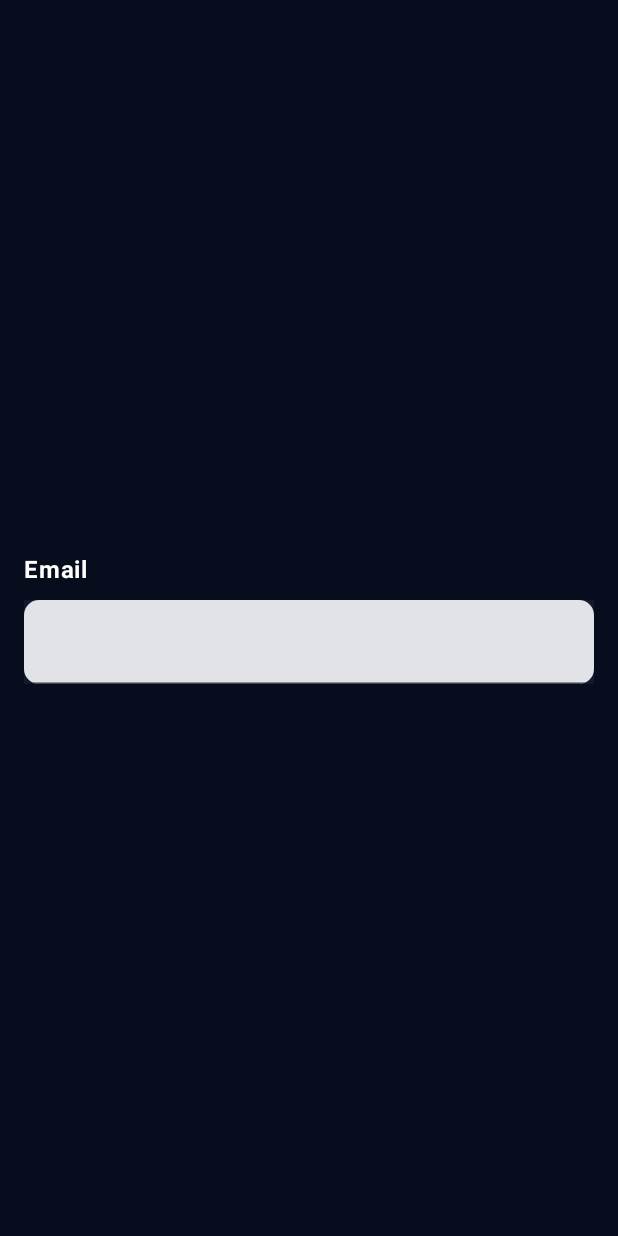
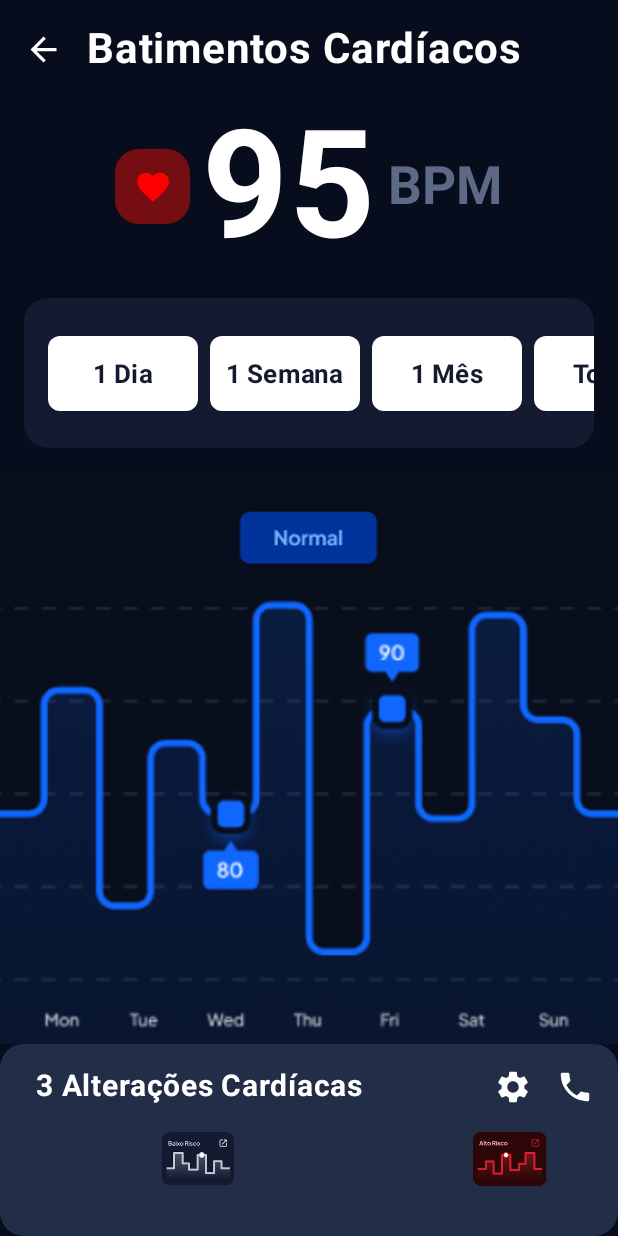
Before and after one commit to Ogabrielelias/Fiap-Fase05-Cap-01, an Android app built with Jetpack Compose: the screen it shows after launch (MainActivity), on a phone screen of 412 x 824 dp. Run offline under Robolectric (Android 15) with nearby library versions, the phone set to English and light mode, and no system bars.

Commit message:
feat(screen): Heartbeat screen

```diff
--- a/app/src/main/java/br/com/fiap/saudeplena/MainActivity.kt
+++ b/app/src/main/java/br/com/fiap/saudeplena/MainActivity.kt
@@ -11,6 +11,7 @@ import androidx.compose.ui.graphics.Color
 import androidx.navigation.compose.NavHost
 import androidx.navigation.compose.composable
 import androidx.navigation.compose.rememberNavController
+import br.com.fiap.saudeplena.screens.HeartbeatScreen
 import br.com.fiap.saudeplena.screens.LoginScreen
 import br.com.fiap.saudeplena.ui.theme.SaudePlenaTheme
 
@@ -26,9 +27,10 @@ class MainActivity : ComponentActivity() {
                     val navController = rememberNavController()
                     NavHost(
                         navController = navController,
-                        startDestination = "login"
+                        startDestination = "heartbeat"
                     ) {
                         composable(route = "login") { LoginScreen(navController) }
+                        composable(route = "heartbeat") { HeartbeatScreen(navController) }
                     }
                 }
             }
--- /dev/null
+++ b/app/src/main/java/br/com/fiap/saudeplena/screens/HeartbeatScreen.kt
@@ -0,0 +1,295 @@
+package br.com.fiap.saudeplena.screens
+
+import androidx.compose.foundation.Image
+import androidx.compose.foundation.background
+import androidx.compose.foundation.horizontalScroll
+import androidx.compose.foundation.layout.Arrangement
+import androidx.compose.foundation.layout.Box
+import androidx.compose.foundation.layout.BoxWithConstraints
+import androidx.compose.foundation.layout.Column
+import androidx.compose.foundation.layout.ColumnScope
+import androidx.compose.foundation.layout.Row
+import androidx.compose.foundation.layout.Spacer
+import androidx.compose.foundation.layout.fillMaxSize
+import androidx.compose.foundation.layout.fillMaxWidth
+import androidx.compose.foundation.layout.height
+import androidx.compose.foundation.layout.padding
+import androidx.compose.foundation.layout.size
+import androidx.compose.foundation.layout.width
+import androidx.compose.foundation.rememberScrollState
+import androidx.compose.foundation.shape.RoundedCornerShape
+import androidx.compose.material.icons.Icons
+import androidx.compose.material.icons.filled.ArrowBack
+import androidx.compose.material.icons.filled.Favorite
+import androidx.compose.material.icons.filled.Phone
+import androidx.compose.material.icons.filled.Settings
+import androidx.compose.material3.ExperimentalMaterial3Api
+import androidx.compose.material3.Icon
+import androidx.compose.material3.Surface
+import androidx.compose.material3.Text
+import androidx.compose.runtime.Composable
+import androidx.compose.ui.Alignment
+import androidx.compose.ui.Modifier
+import androidx.compose.ui.graphics.Color
+import androidx.compose.ui.res.painterResource
+import androidx.compose.ui.text.font.FontWeight
+import androidx.compose.ui.unit.TextUnit
+import androidx.compose.ui.unit.dp
+import androidx.compose.ui.unit.sp
+import androidx.navigation.NavController
+import br.com.fiap.saudeplena.R
+import br.com.fiap.saudeplena.ui.theme.Blue60
+import br.com.fiap.saudeplena.ui.theme.Blue70
+import br.com.fiap.saudeplena.ui.theme.Gray50
+import br.com.fiap.saudeplena.ui.theme.Red40
+import br.com.fiap.saudeplena.ui.theme.Red80
+
+@Composable
+fun HeartbeatScreen (navController: NavController) {
+    HeartbeatBody()
+}
+
+@OptIn(ExperimentalMaterial3Api::class)
+@Composable
+fun HeartbeatBody() {
+    val scrollState = rememberScrollState()
+    val scrollState2 = rememberScrollState()
+    FlexColumnLayout{
+        Row ( modifier = Modifier
+            .padding(top = 16.dp, start = 16.dp, end = 16.dp)
+            .fillMaxWidth(),
+            verticalAlignment = Alignment.CenterVertically,
+            horizontalArrangement = Arrangement.Start,) {
+            Icon(
+                imageVector = Icons.Default.ArrowBack,
+            contentDescription = "Seta para a esquerda",
+            modifier = Modifier
+                .padding(end = 8.dp)
+                .size(26.dp),
+            tint = Color.White
+            )
+            TextFun(text = "Batimentos Cardíacos", size = 28.sp)
+        }
+        Row(
+            modifier = Modifier
+                .padding(top = 16.dp, start = 16.dp, end = 16.dp)
+                .fillMaxWidth(),
+            verticalAlignment = Alignment.CenterVertically,
+            horizontalArrangement = Arrangement.Center,
+        ){
+            Box(
+                contentAlignment = Alignment.Center,
+                modifier = Modifier
+                    .size(50.dp)
+                    .background(Red80, RoundedCornerShape(16.dp))
+                    .fillMaxSize()
+            ) {
+                Icon(
+                    imageVector = Icons.Default.Favorite,
+                    contentDescription = "Heart Icon",
+                    tint = Red40,
+                    modifier = Modifier.size(25.dp)
+                )
+            }
+            TextFun("95", 100.sp)
+            TextFun("BPM", 35.sp, Gray50)
+        }
+        Row(
+            modifier = Modifier
+                .padding(16.dp)
+                .fillMaxWidth(),
+            verticalAlignment = Alignment.CenterVertically,
+            horizontalArrangement = Arrangement.Center,
+        ){
+            BoxWithConstraints(
+                modifier = Modifier
+                    .fillMaxWidth()
+                    .background(Blue70, RoundedCornerShape(16.dp))
+            ) {
+                Surface(
+                    modifier = Modifier
+                        .width(maxWidth)
+                        .height(100.dp)
+                        .horizontalScroll(scrollState)
+                        .padding(16.dp)
+                        .background(Blue70),
+                ) {
+                    Box(
+                        modifier = Modifier
+                            .fillMaxSize()
+                            .background(Blue70),
+                        contentAlignment = Alignment.Center
+                    ) {
+                        Row(
+                            modifier = Modifier
+                                .background(Blue70)
+                                .align(Alignment.CenterStart),
+                            horizontalArrangement = Arrangement.spacedBy(8.dp)
+                        ) {
+                            RoundedBoxWithText("1 Dia")
+                            RoundedBoxWithText("1 Semana")
+                            RoundedBoxWithText("1 Mês")
+                            RoundedBoxWithText("Todos")
+                        }
+                    }
+                }
+            }
+        }
+        Row(
+            modifier = Modifier.fillMaxWidth(),
+            verticalAlignment = Alignment.CenterVertically,
+            horizontalArrangement = Arrangement.Center
+        ) {
+            Image(
+                painter = painterResource(id = R.drawable.heartbeat_graphic),
+                contentDescription = "grafico de batimentos cardiacos"
+            )
+        }
+        Row(
+            modifier = Modifier
+                .fillMaxSize(),
+            verticalAlignment = Alignment.CenterVertically,
+            horizontalArrangement = Arrangement.Center,
+        ){
+            Box(
+                modifier = Modifier
+                    .fillMaxSize()
+                    .background(Blue60, RoundedCornerShape(16.dp))
+                    .align(Alignment.CenterVertically)
+                    .padding(16.dp),
+            ) {
+                Column {
+                    Row(
+                        modifier = Modifier
+                            .background(Blue60)
+                    ) {
+                        TextFun(text = "3 Alterações Cardíacas", size = 20.sp)
+                        Spacer(modifier = Modifier.weight(1f))
+                        Icon(
+                            imageVector = Icons.Default.Settings,
+                            contentDescription = "Config Icon",
+                            tint = Color.White,
+                            modifier = Modifier.size(25.dp)
+                        )
+                        Spacer(modifier = Modifier.width(16.dp))
+                        Icon(
+                            imageVector = Icons.Default.Phone,
+                            contentDescription = "Telephone Icon",
+                            tint = Color.White,
+                            modifier = Modifier.size(25.dp)
+                        )
+
+                    }
+                    BoxWithConstraints(
+                        modifier = Modifier
+                            .background(Blue60, RoundedCornerShape(16.dp))
+                    ) {
+                        Surface(
+                            modifier = Modifier
+                                .width(maxWidth)
+                                .height(maxHeight)
+                                .horizontalScroll(scrollState2)
+                                .padding(16.dp)
+                                .background(Blue60),
+                        ) {
+                            Box(
+                                modifier = Modifier
+                                    .fillMaxSize()
+                                    .background(Blue60),
+                                contentAlignment = Alignment.TopStart
+                            ) {
+                                Row(
+                                    modifier = Modifier
+                                        .background(Blue60)
+                                        .align(Alignment.CenterStart),
+                                    horizontalArrangement = Arrangement.spacedBy(8.dp)
+                                ) {
+                                    Image(
+                                        painter = painterResource(id = R.drawable.graphic),
+                                        contentDescription = "grafico de batimentos cardiacos",
+                                        modifier = Modifier.size(200.dp)
+                                    )
+                                    Image(
+                                        painter = painterResource(id = R.drawable.graphic_danger),
+                                        contentDescription = "grafico de batimentos cardiacos",
+                                        modifier = Modifier.size(200.dp)
+                                    )
+                                    Image(
+                                        painter = painterResource(id = R.drawable.graphic),
+                                        contentDescription = "grafico de batimentos cardiacos",
+                                        modifier = Modifier.size(200.dp)
+                                    )
+                                }
+                            }
+                        }
+                    }
+                }
+            }
+        }
+    }
+}
+
+@Composable
+fun FlexColumnLayout(content: @Composable ColumnScope.() -> Unit) {
+    Column(
+        modifier = Modifier
+            .fillMaxSize(),
+        verticalArrangement = Arrangement.Top,
+        horizontalAlignment = Alignment.Start,
+        content = content
+    )
+}
+
+@Composable
+fun TextFun(text: String, size: TextUnit = 16.sp, color: Color = Color.White) {
+    Text(text = text,
+        fontSize = size,
+        fontWeight = FontWeight.Bold,
+        color = color,
+        modifier = Modifier.padding(start = 8.dp))
+}
+
+@Composable
+fun BoxWithGraphic() {
+    Box(
+        modifier = Modifier
+            .width(180.dp)
+            .height(130.dp)
+            .background(Color.White, RoundedCornerShape(8.dp))
+            .padding(8.dp),
+        contentAlignment = Alignment.Center,
+    ) {
+        Row(){
+            Text(text = "1 Dia",
+                fontSize = 17.sp,
+                fontWeight = FontWeight.Bold,
+                color = Blue70,)
+
+            Icon(
+                imageVector = Icons.Default.Favorite,
+                contentDescription = "Heart Icon",
+                tint = Red40,
+                modifier = Modifier.size(25.dp)
+            )
+        }
+    }
+}
+
+@Composable
+fun RoundedBoxWithText(text: String) {
+    Box(
+        modifier = Modifier
+            .width(100.dp)
+            .height(50.dp)
+            .background(Color.White, RoundedCornerShape(8.dp))
+            .padding(2.dp),
+        contentAlignment = Alignment.Center,
+    ) {
+        Row(){
+            Text(text = text,
+                fontSize = 17.sp,
+                fontWeight = FontWeight.Bold,
+                color = Blue70,)
+        }
+    }
+}
--- a/app/src/main/java/br/com/fiap/saudeplena/screens/LoginScreen.kt
+++ b/app/src/main/java/br/com/fiap/saudeplena/screens/LoginScreen.kt
@@ -12,6 +12,7 @@ import androidx.compose.foundation.layout.padding
 import androidx.compose.foundation.layout.width
 import androidx.compose.foundation.shape.RoundedCornerShape
 import androidx.compose.foundation.text.KeyboardOptions
+import androidx.compose.material3.Button
 import androidx.compose.material3.ExperimentalMaterial3Api
 import androidx.compose.material3.Surface
 import androidx.compose.material3.Text
@@ -36,6 +37,13 @@ import br.com.fiap.saudeplena.ui.theme.SaudePlenaTheme
 fun LoginScreen (navController: NavController) {
     //LoginTopHeader()
     LoginBody()
+    Button(
+        onClick = {
+            navController.navigate("heartbeat")
+        }
+    ) {
+        Text(text = "Login")
+    }
 }
 
 
--- a/app/src/main/java/br/com/fiap/saudeplena/ui/theme/Color.kt
+++ b/app/src/main/java/br/com/fiap/saudeplena/ui/theme/Color.kt
@@ -9,3 +9,11 @@ val Pink80 = Color(0xFFEFB8C8)
 val Purple40 = Color(0xFF6650a4)
 val PurpleGrey40 = Color(0xFF625b71)
 val Pink40 = Color(0xFF7D5260)
+
+val Red40 = Color(0xFFFF0000)
+val Red80 = Color(0xFF750E13)
+
+val Gray50 = Color(0xFF5D6A85)
+
+val Blue60 = Color(0xFF222E48)
+val Blue70 = Color(0xFF141B31)
--- a/build.gradle.kts
+++ b/build.gradle.kts
@@ -1,5 +1,5 @@
 // Top-level build file where you can add configuration options common to all sub-projects/modules.
 plugins {
-    id("com.android.application") version "8.1.2" apply false
+    id("com.android.application") version "8.3.0" apply false
     id("org.jetbrains.kotlin.android") version "1.8.10" apply false
 }
```
Also changed, not shown: app/src/main/res/drawable/graphic.png (added), app/src/main/res/drawable/graphic_danger.png (added), app/src/main/res/drawable/heartbeat_graphic.png (added), gradle/wrapper/gradle-wrapper.properties.
